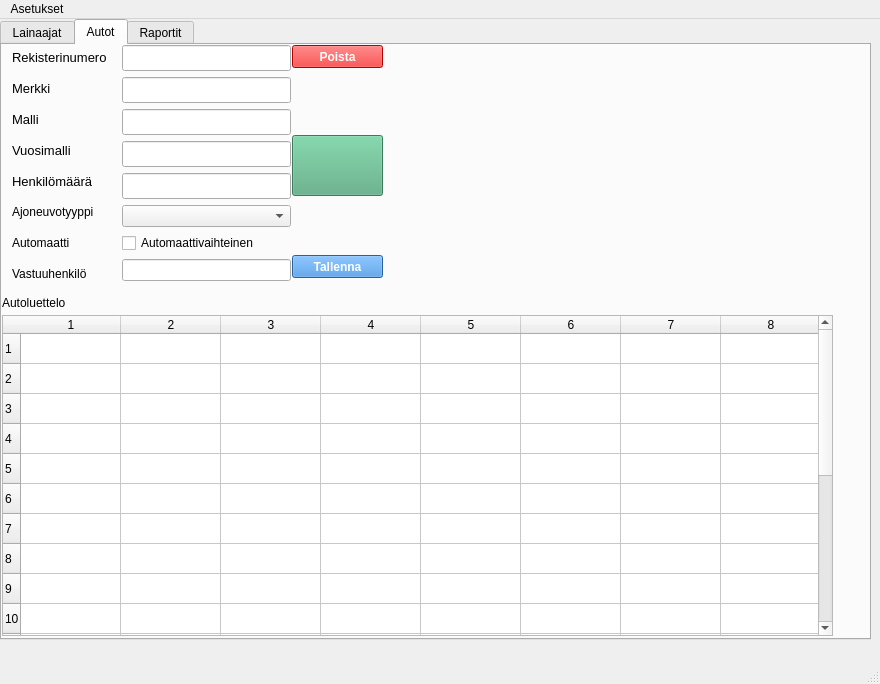
Above: administrative.ui from HennaSalla/Autolainaus_hallinta before the change. Below: the same form after it.
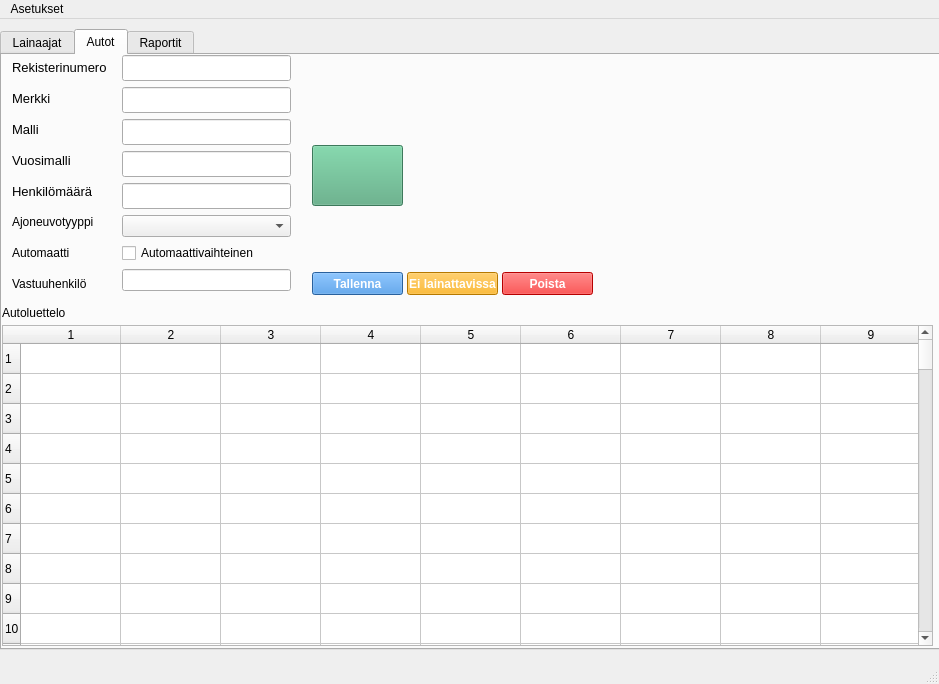
That is the form after the change. The open tabs and pages were chosen to show the change. Icons and pictures are not drawn.

```diff
--- a/administrative.ui
+++ b/administrative.ui
@@ -6,7 +6,7 @@
    <rect>
     <x>0</x>
     <y>0</y>
-    <width>880</width>
+    <width>939</width>
     <height>684</height>
    </rect>
   </property>
@@ -21,8 +21,8 @@
     <property name="geometry">
      <rect>
       <x>0</x>
-      <y>0</y>
-      <width>871</width>
+      <y>10</y>
+      <width>1011</width>
       <height>621</height>
      </rect>
     </property>
@@ -478,8 +478,8 @@
      <widget class="QPushButton" name="saveVehiclePushButton">
       <property name="geometry">
        <rect>
-        <x>290</x>
-        <y>210</y>
+        <x>310</x>
+        <y>217</y>
         <width>91</width>
         <height>23</height>
        </rect>
@@ -505,7 +505,7 @@
        <rect>
         <x>0</x>
         <y>270</y>
-        <width>831</width>
+        <width>931</width>
         <height>321</height>
        </rect>
       </property>
@@ -519,10 +519,10 @@
        <enum>Qt::ScrollBarPolicy::ScrollBarAlwaysOff</enum>
       </property>
       <property name="rowCount">
-       <number>20</number>
+       <number>99</number>
       </property>
       <property name="columnCount">
-       <number>9</number>
+       <number>10</number>
       </property>
       <attribute name="horizontalHeaderMinimumSectionSize">
        <number>34</number>
@@ -553,6 +553,86 @@
       <row/>
       <row/>
       <row/>
+      <row/>
+      <row/>
+      <row/>
+      <row/>
+      <row/>
+      <row/>
+      <row/>
+      <row/>
+      <row/>
+      <row/>
+      <row/>
+      <row/>
+      <row/>
+      <row/>
+      <row/>
+      <row/>
+      <row/>
+      <row/>
+      <row/>
+      <row/>
+      <row/>
+      <row/>
+      <row/>
+      <row/>
+      <row/>
+      <row/>
+      <row/>
+      <row/>
+      <row/>
+      <row/>
+      <row/>
+      <row/>
+      <row/>
+      <row/>
+      <row/>
+      <row/>
+      <row/>
+      <row/>
+      <row/>
+      <row/>
+      <row/>
+      <row/>
+      <row/>
+      <row/>
+      <row/>
+      <row/>
+      <row/>
+      <row/>
+      <row/>
+      <row/>
+      <row/>
+      <row/>
+      <row/>
+      <row/>
+      <row/>
+      <row/>
+      <row/>
+      <row/>
+      <row/>
+      <row/>
+      <row/>
+      <row/>
+      <row/>
+      <row/>
+      <row/>
+      <row/>
+      <row/>
+      <row/>
+      <row/>
+      <row/>
+      <row/>
+      <row/>
+      <row/>
+      <row/>
+      <row/>
+      <row/>
+      <row/>
+      <row/>
+      <row/>
+      <column/>
       <column/>
       <column/>
       <column/>
@@ -579,7 +659,7 @@
      <widget class="QPushButton" name="openPicturePushButton">
       <property name="geometry">
        <rect>
-        <x>290</x>
+        <x>310</x>
         <y>90</y>
         <width>91</width>
         <height>61</height>
@@ -610,8 +690,8 @@
      <widget class="QLabel" name="vehiclePictureLabel">
       <property name="geometry">
        <rect>
-        <x>420</x>
-        <y>10</y>
+        <x>600</x>
+        <y>20</y>
         <width>331</width>
         <height>221</height>
        </rect>
@@ -638,8 +718,8 @@
      <widget class="QPushButton" name="deleteVehiclePusButton">
       <property name="geometry">
        <rect>
-        <x>290</x>
-        <y>0</y>
+        <x>500</x>
+        <y>217</y>
         <width>91</width>
         <height>23</height>
        </rect>
@@ -660,6 +740,31 @@
        <string>Poista</string>
       </property>
      </widget>
+     <widget class="QPushButton" name="notUsableVehiclePushButton">
+      <property name="geometry">
+       <rect>
+        <x>405</x>
+        <y>217</y>
+        <width>91</width>
+        <height>23</height>
+       </rect>
+      </property>
+      <property name="font">
+       <font>
+        <bold>true</bold>
+       </font>
+      </property>
+      <property name="cursor">
+       <cursorShape>PointingHandCursor</cursorShape>
+      </property>
+      <property name="styleSheet">
+       <string notr="true">background-color: rgb(255, 170, 0);
+color: rgb(255, 255, 255);</string>
+      </property>
+      <property name="text">
+       <string>Ei lainattavissa</string>
+      </property>
+     </widget>
     </widget>
     <widget class="QWidget" name="reportsTab">
      <property name="cursor">
@@ -1030,7 +1135,7 @@
     <rect>
      <x>0</x>
      <y>0</y>
-     <width>880</width>
+     <width>939</width>
      <height>33</height>
     </rect>
    </property>
```
Left out of the diff: 137 changed lines with no effect on the pictures.
